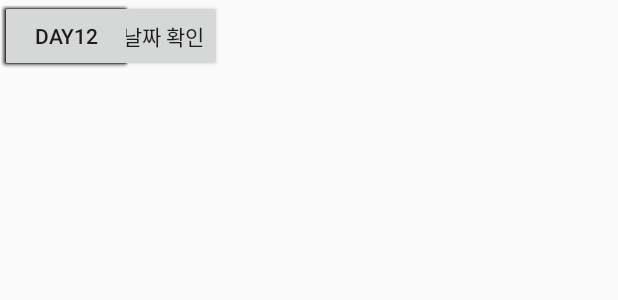
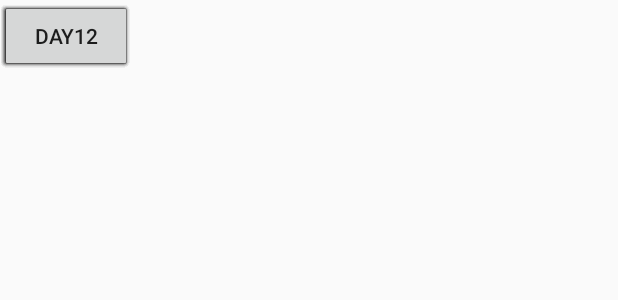
Before and after one commit to Jae-jin/AcademyApp, an Android app: the layout activity_month.xml on its own in the app's theme, with its tools: preview values and no code run, on a phone screen of 412 x 824 dp. Shown: the top 300 px of the screen. Run offline under Robolectric (Android 15) with nearby library versions, the phone set to English and light mode, and no system bars; plain views replace ScalableLayout.

Commit message:
스피너 추가

```diff
--- a/app/src/main/res/layout/activity_month.xml
+++ b/app/src/main/res/layout/activity_month.xml
@@ -11,17 +11,6 @@
         android:layout_height="match_parent"
         app:scale_base_width="1080"
         app:scale_base_height="1920">
-
-        <Button
-            android:layout_width="wrap_content"
-            android:layout_height="wrap_content"
-            app:scale_left="200"
-            app:scale_top="60"
-            app:scale_width="860"
-            app:scale_height="250"
-            android:text="주차선택 및 날짜 확인"
-            app:scale_textsize="80"
-            tools:ignore="MissingPrefix"/>
 
         <Button
             android:layout_width="wrap_content"
@@ -146,6 +135,17 @@
             tools:ignore="MissingPrefix"/>
 
 
+        <Spinner
+            android:id="@+id/spinner"
+            android:layout_width="wrap_content"
+            android:layout_height="wrap_content"
+            app:scale_left="80"
+            app:scale_top="80"
+            app:scale_width="1100"
+            app:scale_height="200"
+            tools:ignore="MissingPrefix">
+
+        </Spinner>
     </com.ssomai.android.scalablelayout.ScalableLayout>
 
 </android.support.constraint.ConstraintLayout>
```
Also changed, not shown: app/src/main/java/com/example/jung_jaejin/myproject/month.java (+34 -1 lines).
